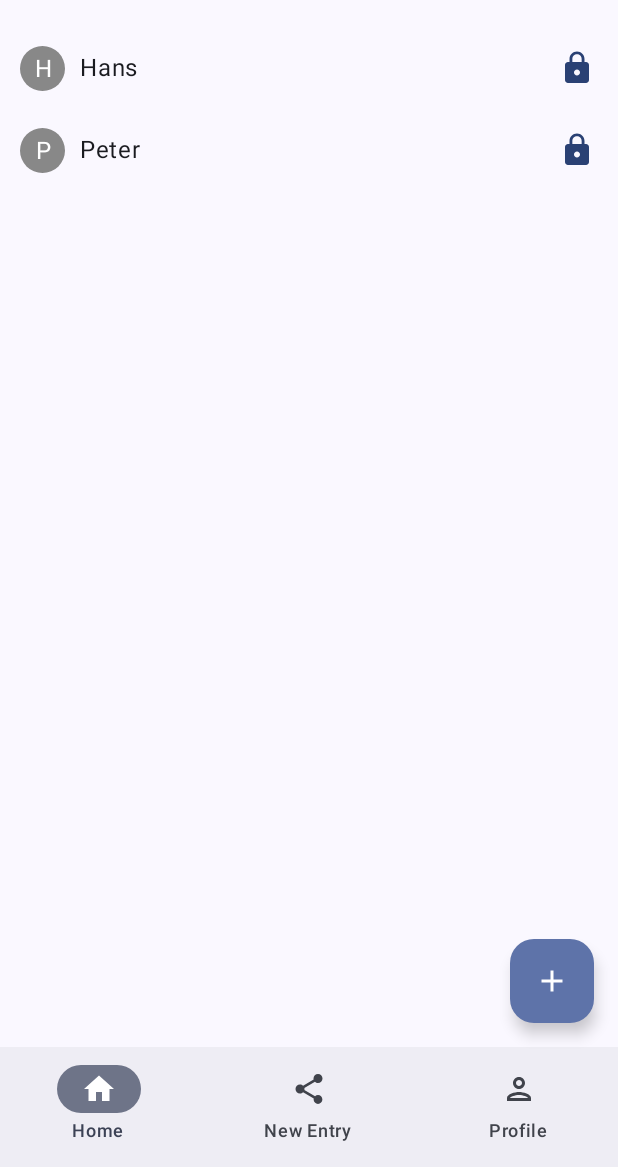
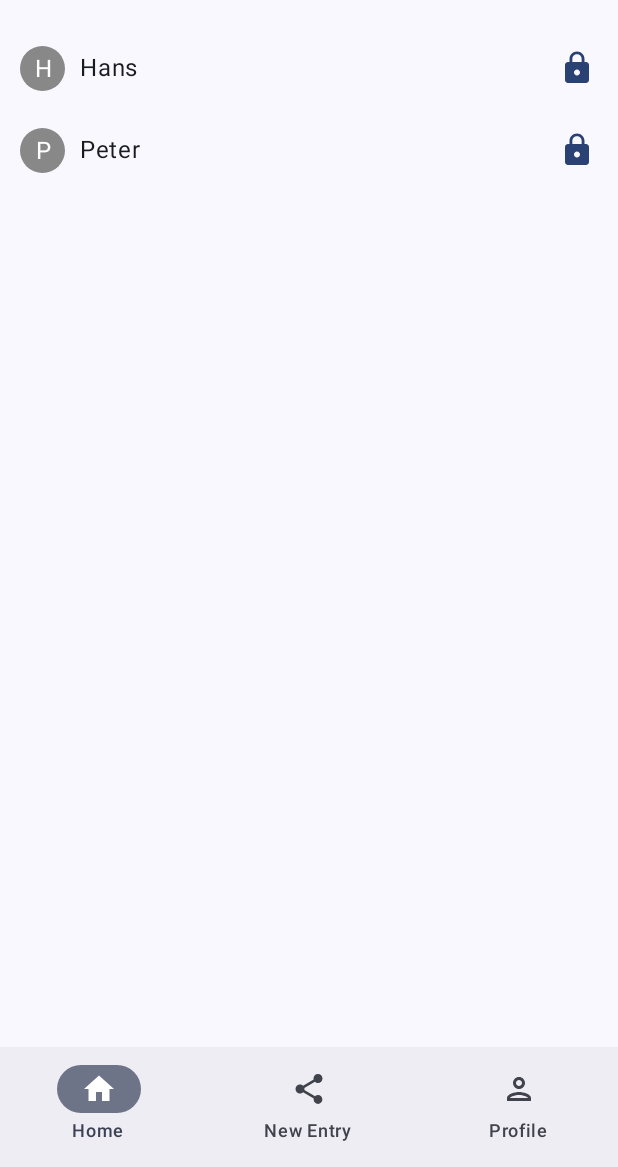
Before and after one commit to mariuskuehnast/MoCo_2025_Team_1, an Android app built with Jetpack Compose: the screen it shows after launch (MainActivity), on a phone screen of 412 x 824 dp, the part 69-1236 px from its top. Run offline under Robolectric (Android 15) with nearby library versions, the phone set to English and light mode, and no system bars; our stand-ins replace Room's generated code.

Commit message:
Got rid of the floating action button

```diff
--- a/app/src/main/java/com/example/moco2025team1/ui/composables/Scaffold.kt
+++ b/app/src/main/java/com/example/moco2025team1/ui/composables/Scaffold.kt
@@ -4,11 +4,7 @@ import androidx.compose.foundation.background
 import androidx.compose.foundation.layout.Box
 import androidx.compose.foundation.layout.fillMaxSize
 import androidx.compose.foundation.layout.padding
-import androidx.compose.material.icons.Icons
-import androidx.compose.material.icons.filled.Add
 import androidx.compose.material3.ExperimentalMaterial3Api
-import androidx.compose.material3.FloatingActionButton
-import androidx.compose.material3.Icon
 import androidx.compose.material3.MaterialTheme
 import androidx.compose.material3.Scaffold
 import androidx.compose.material3.Text
@@ -30,10 +26,6 @@ fun OurScaffold(onNavigate: (route: Route) -> Unit = {}, content: @Composable ()
         TopAppBar(
             title = { Text(text = stringResource(id = R.string.app_name)) },
         )
-    }, floatingActionButton = {
-        FloatingActionButton(onClick = {}) {
-            Icon(Icons.Filled.Add, contentDescription = "add")
-        }
     }, bottomBar = {
         OurNavigationBar(onNavigate)
     }) { innerPadding ->
```
